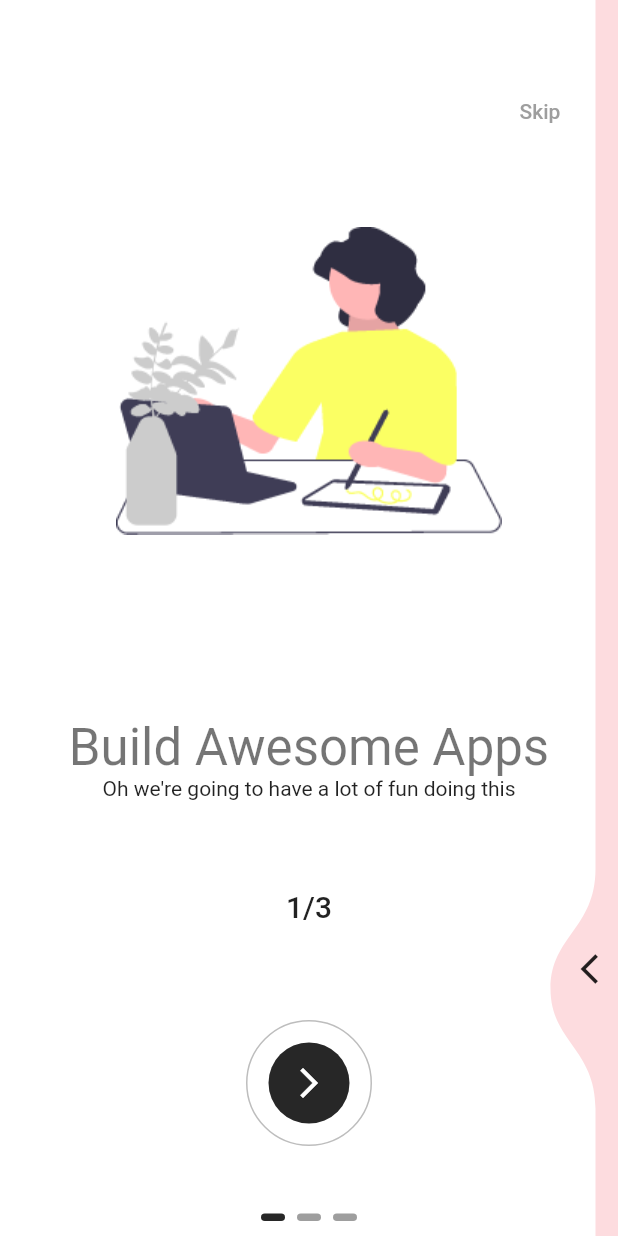
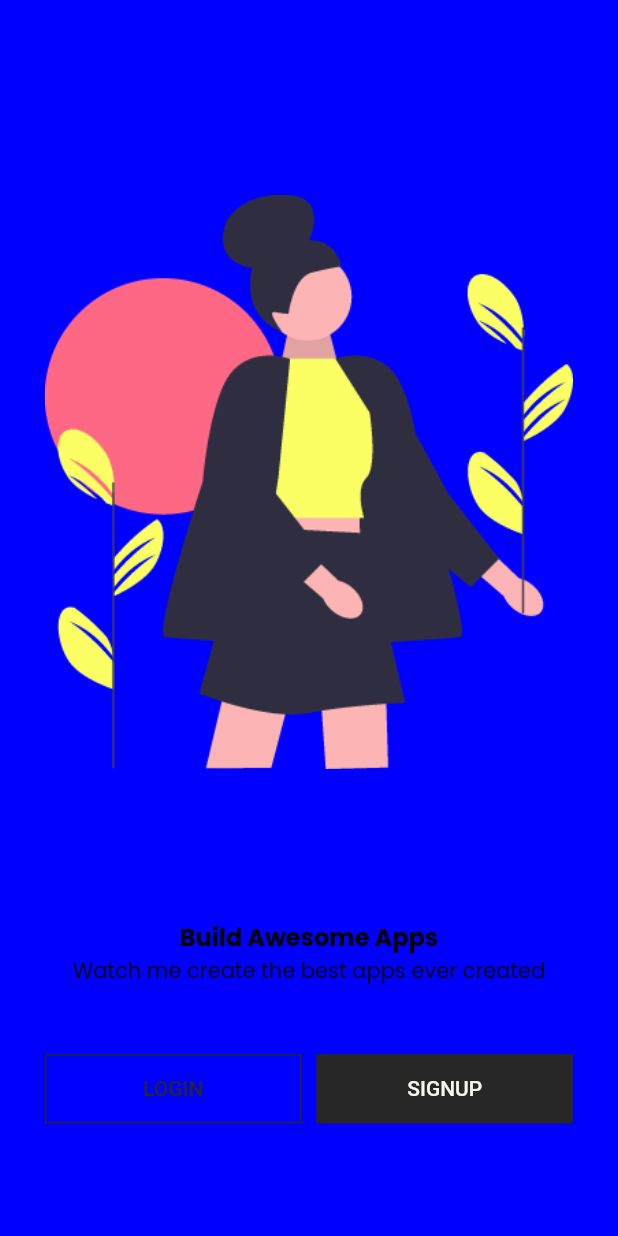
Before and after one commit to nangahamandine/auth, a Flutter app: the screen it shows after launch, on a phone screen of 412 x 824 dp. Run offline on Flutter 3.47's test engine with Material 2 defaults, Android fonts, the phone set to English and light mode, and no system bars; drawn by our look-alikes of liquid_swipe, smooth_page_indicator; our stand-ins replace flutter_svg, get, google_fonts.

Commit message:
New Updates

```diff
--- a/lib/main.dart
+++ b/lib/main.dart
@@ -1,8 +1,8 @@
-import 'package:auth/src/features/authentication/screens/onboarding_screen/onboarding_screen.dart';
 import 'package:auth/src/features/authentication/screens/splash_screen/splash_screen.dart';
 import 'package:auth/src/utils/theme/theme.dart';
 import 'package:flutter/material.dart';
 import 'package:flutter_svg/flutter_svg.dart';
+import 'package:get/get_navigation/src/root/get_material_app.dart';
 
 void main() {
   runApp(const MyApp());
@@ -14,11 +14,11 @@ class MyApp extends StatelessWidget {
   // This widget is the root of your application.
   @override
   Widget build(BuildContext context) {
-    return MaterialApp(
+    return GetMaterialApp(
       theme: AppTheme.lightTheme,
       darkTheme: AppTheme.darkTheme,
       themeMode: ThemeMode.system,
-      home: OnBoardingScreen(),
+      home: SplashScreen(),
     );
   }
 }
--- /dev/null
+++ b/lib/src/common_widgets/fade_in_animation/animation_design.dart
@@ -0,0 +1,40 @@
+import 'package:flutter/material.dart';
+import 'package:get/get.dart';
+import 'package:get/get_core/src/get_main.dart';
+import 'package:get/get_state_manager/src/rx_flutter/rx_obx_widget.dart';
+
+import '../../constants/image_strings.dart';
+import 'fade_in_animation_controller.dart';
+import 'fade_in_animation_model.dart';
+
+class FadeInAnimation extends StatelessWidget {
+  FadeInAnimation({
+    super.key,
+    required this.durationInMs,
+    required this.child,
+    this.animatePosition,
+  });
+
+  final controller = Get.put(FadeInAnimationController());
+  final int durationInMs;
+  final AnimatePosition? animatePosition;
+  final Widget child;
+
+  @override
+  Widget build(BuildContext context) {
+    return Obx(() => AnimatedPositioned(
+      duration: Duration(milliseconds: durationInMs),
+      top: controller.animate.value ? animatePosition!.topAfter : animatePosition!.topBefore,
+      left: controller.animate.value ? animatePosition!.leftAfter : animatePosition!.leftBefore,
+      bottom: controller.animate.value ? animatePosition!.bottomAfter : animatePosition!.bottomBefore,
+      right: controller.animate.value ? animatePosition!.rightAfter : animatePosition!.rightBefore,
+      child: AnimatedOpacity(
+        duration: Duration(milliseconds: durationInMs),
+        opacity: controller.animate.value ? 1 : 0,
+        child: child,
+        // child: Image(image: AssetImage(SplashTopIcon),),
+      ),
+    ),
+    );
+  }
+}
--- /dev/null
+++ b/lib/src/common_widgets/fade_in_animation/fade_in_animation_model.dart
@@ -0,0 +1,16 @@
+
+class AnimatePosition {
+  final double? topBefore, bottomBefore, leftBefore, rightBefore;
+  final double? topAfter, bottomAfter, leftAfter, rightAfter;
+
+  AnimatePosition ({
+    this.topBefore,
+    this.bottomBefore,
+    this.leftBefore,
+    this.rightBefore,
+    this.topAfter,
+    this.bottomAfter,
+    this.leftAfter,
+    this.rightAfter,
+  });
+}
--- a/lib/src/constants/image_strings.dart
+++ b/lib/src/constants/image_strings.dart
@@ -7,3 +7,5 @@ const String SplashImage = "assets/images/splash2.png";
 const String OnboardingImage1 = "assets/images/onboarding1.png";
 const String OnboardingImage2 = "assets/images/onboarding2.png";
 const String OnboardingImage3 = "assets/images/onboarding3.png";
+
+const String WelcomeScreenImage = "assets/images/welcome_screen_image.png";
--- a/lib/src/constants/sizes.dart
+++ b/lib/src/constants/sizes.dart
@@ -1,3 +1,4 @@
 
 const DefaultSize = 30.0;
 const SplashContainerSize = 30.0;
+const ButtonHeight = 15.0;
--- a/lib/src/constants/text_strings.dart
+++ b/lib/src/constants/text_strings.dart
@@ -1,9 +1,13 @@
 
+// Generic Text
+String Login = "Login";
+String Signup = "Signup";
 
+// Splash Screen Text
 const String AppName = "Auth";
 const String AppTagLine = "Build Tomorrow Today";
 
-
+// On Boarding Text
 const String OnboardingTitle1 = "Build Awesome Apps";
 const String OnboardingTitle2 = "It Only Gets Better";
 const String OnboardingTitle3 = "The Future Is Here";
@@ -13,3 +17,7 @@ const String OnboardingSubTitle3 = "Oh we're going to have a lot of fun doing th
 const String OnboardingCounter1 = "1/3";
 const String OnboardingCounter2 = "2/3";
 const String OnboardingCounter3 = "3/3";
+
+// Welcome Screen Text
+const String WelcomeTitle = "Build Awesome Apps";
+const String WelcomeSubTitle = "Watch me create the best apps ever created";
--- a/lib/src/features/authentication/controllers/splash_screen_controller.dart
+++ /dev/null
@@ -1,5 +0,0 @@
-import 'package:flutter/material.dart';
-
-class SplashScreenController {
-
-}
--- a/lib/src/features/authentication/models/onboarding_model.dart
+++ b/lib/src/features/authentication/models/onboarding_model.dart
@@ -6,7 +6,6 @@ class OnBoardingModel {
   final String subTitle;
   final String counterText;
   final Color bgColor;
-  final double height;
 
   OnBoardingModel({
     required this.image,
@@ -14,7 +13,6 @@ class OnBoardingModel {
     required this.subTitle,
     required this.counterText,
     required this.bgColor,
-    required this.height,
 });
 
 }
--- a/lib/src/features/authentication/screens/onboarding_screen/onboarding_page_widget.dart
+++ b/lib/src/features/authentication/screens/onboarding_screen/onboarding_page_widget.dart
@@ -13,13 +13,14 @@ class OnBoardingPageWidget extends StatelessWidget {
 
   @override
   Widget build(BuildContext context) {
+    final size = MediaQuery.of(context).size;
     return Container(
       padding: EdgeInsets.all(DefaultSize),
       color: model.bgColor,
       child: Column(
         mainAxisAlignment: MainAxisAlignment.spaceEvenly,
         children: [
-          Image(image: AssetImage(model.image), height: model.height * 0.4,),
+          Image(image: AssetImage(model.image), height: size.height * 0.4,),
           Column(
             children: [
               Text(model.title, style: Theme.of(context).textTheme.headline4,),
--- a/lib/src/features/authentication/screens/onboarding_screen/onboarding_screen.dart
+++ b/lib/src/features/authentication/screens/onboarding_screen/onboarding_screen.dart
@@ -1,79 +1,35 @@
 import 'package:auth/src/constants/colors.dart';
 import 'package:auth/src/constants/image_strings.dart';
 import 'package:auth/src/constants/text_strings.dart';
+import 'package:auth/src/features/authentication/controllers/onboarding_controller.dart';
 import 'package:auth/src/features/authentication/models/onboarding_model.dart';
 import 'package:flutter/material.dart';
+import 'package:get/get_state_manager/src/rx_flutter/rx_obx_widget.dart';
 import 'package:liquid_swipe/liquid_swipe.dart';
 import 'package:smooth_page_indicator/smooth_page_indicator.dart';
 import 'onboarding_page_widget.dart';
 
-class OnBoardingScreen extends StatefulWidget {
+class OnBoardingScreen extends StatelessWidget {
   OnBoardingScreen({Key? key}) : super(key: key);
 
   @override
-  State<OnBoardingScreen> createState() => _OnBoardingScreenState();
-}
-
-class _OnBoardingScreenState extends State<OnBoardingScreen> {
-  final controller = LiquidController();
-
-  int currentPage = 0;
-
-  @override
   Widget build(BuildContext context) {
-    final size = MediaQuery.of(context).size;
-
-    final pages = [
-      OnBoardingPageWidget(
-        model: OnBoardingModel(
-          image: OnboardingImage1,
-          title: OnboardingTitle1,
-          subTitle: OnboardingSubTitle1,
-          counterText: OnboardingCounter1,
-          height: size.height,
-          bgColor: OnboardingPage1Color,
-        ),
-      ),
-      OnBoardingPageWidget(
-        model: OnBoardingModel(
-          image: OnboardingImage2,
-          title: OnboardingTitle2,
-          subTitle: OnboardingSubTitle2,
-          counterText: OnboardingCounter2,
-          height: size.height,
-          bgColor: OnboardingPage2Color,
-        ),
-      ),
-      OnBoardingPageWidget(
-        model: OnBoardingModel(
-          image: OnboardingImage3,
-          title: OnboardingTitle3,
-          subTitle: OnboardingSubTitle3,
-          counterText: OnboardingCounter3,
-          height: size.height,
-          bgColor: OnboardingPage3Color,
-        ),
-      )
-    ];
-
+    final obCcontroller = OnBoardingController();
     return Scaffold(
       body: Stack(
         alignment: Alignment.center,
         children: [
           LiquidSwipe(
-            pages: pages,
-            liquidController: controller,
-            onPageChangeCallback: onPageChangedCallback,
+            pages: obCcontroller.pages,
+            liquidController: obCcontroller.controller,
+            onPageChangeCallback: obCcontroller.onPageChangedCallback,
             slideIconWidget: Icon(Icons.arrow_back_ios),
             enableSideReveal: true,
           ),
           Positioned(
             bottom: 60.0,
             child: OutlinedButton(
-              onPressed: (){
-                int nextPage = controller.currentPage + 1;
-                controller.animateToPage(page: nextPage);
-              },
+              onPressed: () => obCcontroller.animateToNextSlide(),
               style: ElevatedButton.styleFrom(
                 side: const BorderSide(color: Colors.black26),
                 shape: const CircleBorder(),
@@ -93,27 +49,23 @@ class _OnBoardingScreenState extends State<OnBoardingScreen> {
             top: 50,
             right: 20,
             child: TextButton(
-              onPressed: ()  => controller.jumpToPage(page: 2),
+              onPressed: ()  => obCcontroller.skip(),
               child: const Text("Skip", style: TextStyle(color: Colors.grey),))
           ),
-          Positioned(
+          Obx(
+            () => Positioned(
               bottom: 10,
               child: AnimatedSmoothIndicator(
                 count: 3,
-              activeIndex: controller.currentPage,
+                activeIndex: obCcontroller.currentPage.value,
                 effect: const WormEffect(
                   activeDotColor: Color(0xFF272727),
                   dotHeight: 5.0,
                 ) ,
-          ))
+            )),
+          )
         ],
       ),
     );
   }
-
-  void onPageChangedCallback(int activePageIndex) {
-    setState(() {
-      currentPage = activePageIndex;
-    });
 }
-}
--- a/lib/src/features/authentication/screens/welcome/welcome_screen.dart
+++ b/lib/src/features/authentication/screens/welcome/welcome_screen.dart
@@ -0,0 +1,83 @@
+import 'package:auth/src/common_widgets/fade_in_animation/fade_in_animation_controller.dart';
+import 'package:auth/src/constants/colors.dart';
+import 'package:auth/src/constants/image_strings.dart';
+import 'package:auth/src/constants/sizes.dart';
+import 'package:auth/src/constants/text_strings.dart';
+import 'package:flutter/material.dart';
+import 'package:get/get.dart';
+import 'package:get/get_core/src/get_main.dart';
+
+import '../../../../common_widgets/fade_in_animation/animation_design.dart';
+import '../../../../common_widgets/fade_in_animation/fade_in_animation_model.dart';
+
+class WelcomeScreen extends StatelessWidget {
+  const WelcomeScreen({Key? key}) : super(key: key);
+
+  @override
+  Widget build(BuildContext context) {
+    final controller = Get.put(FadeInAnimationController());
+    controller.startAnimation();
+
+    var mediaQuery = MediaQuery.of(context);
+    var height = mediaQuery.size.height;
+    var brightness = mediaQuery.platformBrightness;
+    final isDarkMode = brightness == Brightness.dark;
+    return Scaffold(
+      backgroundColor: isDarkMode ? SecondaryColor : PrimaryColor,
+      body: Stack(
+        children: [
+          FadeInAnimation(
+            durationInMs: 1200,
+            animatePosition: AnimatePosition(
+              bottomAfter: 0,
+              bottomBefore: -100,
+              leftBefore: 0,
+              leftAfter: 0,
+              topAfter: 0,
+              topBefore: 0,
+              rightAfter: 0,
+              rightBefore: 0,
+            ),
+            child: Container(
+              padding: EdgeInsets.all(DefaultSize),
+              child: Column(
+                mainAxisAlignment: MainAxisAlignment.spaceEvenly,
+                children: [
+                  Image(image: AssetImage(WelcomeScreenImage),height:height * 0.6),
+                  Column(
+                    children: [
+                      Text(
+                        WelcomeTitle,
+                        style: Theme.of(context).textTheme.headline4,),
+                      Text(
+                        WelcomeSubTitle,
+                        style: Theme.of(context).textTheme.bodyText1,
+                        textAlign: TextAlign.center,),
+                    ],
+                  ),
+                  Row(
+                    children: [
+                      Expanded(
+                        child: OutlinedButton(
+                          onPressed: () {},
+                          child: Text(Login.toUpperCase()),
+                        ),
+                      ),
+                      SizedBox(width: 10.0),
+                      Expanded(
+                        child: ElevatedButton(
+                          onPressed: () {},
+                          child: Text(Signup.toUpperCase()),
+                        ),
+                      ),
+                    ],
+                  )
+                ],
+              ),
+            ),
+          ),
+        ],
+      )
+    );
+  }
+}
--- a/lib/src/utils/theme/theme.dart
+++ b/lib/src/utils/theme/theme.dart
@@ -1,21 +1,25 @@
+import 'package:auth/src/utils/theme/widget_themes/elevated_button_theme.dart';
+import 'package:auth/src/utils/theme/widget_themes/outlined_button_theme.dart';
 import 'package:auth/src/utils/theme/widget_themes/text_theme.dart';
 import 'package:flutter/material.dart';
-import 'package:google_fonts/google_fonts.dart';
 
 class AppTheme {
 
   AppTheme._();
 
   static ThemeData lightTheme = ThemeData(
-      brightness: Brightness.light,
-      textTheme: AppTextTheme.lightTextTheme,
-      elevatedButtonTheme: ElevatedButtonThemeData(style: ElevatedButton.styleFrom())
+    brightness: Brightness.light,
+    textTheme: AppTextTheme.lightTextTheme,
+    outlinedButtonTheme: AOutlinedButtonTheme.lightOutlinedButtomTheme,
+    elevatedButtonTheme: AElevatedButtonTheme.lightElevatedButtomTheme,
   );
 
 
   static ThemeData darkTheme = ThemeData(
-      brightness: Brightness.dark,
-      textTheme: AppTextTheme.darkTextTheme,
+    brightness: Brightness.dark,
+    textTheme: AppTextTheme.darkTextTheme,
+    outlinedButtonTheme: AOutlinedButtonTheme.darkOutlinedButtonTheme,
+    elevatedButtonTheme: AElevatedButtonTheme.darkElevatedButtonTheme,
   );
 
 }
--- /dev/null
+++ b/lib/src/utils/theme/widget_themes/elevated_button_theme.dart
@@ -0,0 +1,32 @@
+import 'package:flutter/material.dart';
+
+import '../../../constants/colors.dart';
+import '../../../constants/sizes.dart';
+
+class AElevatedButtonTheme {
+  AElevatedButtonTheme._();
+
+
+  static final lightElevatedButtomTheme = ElevatedButtonThemeData(
+    style: ElevatedButton.styleFrom(
+      elevation: 0,
+      shape: RoundedRectangleBorder(),
+      foregroundColor: WhiteColor,
+      backgroundColor: SecondaryColor,
+      side: BorderSide(color: SecondaryColor),
+      padding: EdgeInsets.symmetric(vertical: ButtonHeight),
+    ),
+  );
+
+  static final darkElevatedButtonTheme = ElevatedButtonThemeData(
+    style: ElevatedButton.styleFrom(
+      elevation: 0,
+      shape: RoundedRectangleBorder(),
+      foregroundColor: SecondaryColor,
+      backgroundColor: WhiteColor,
+      side: BorderSide(color: WhiteColor),
+      padding: EdgeInsets.symmetric(vertical: ButtonHeight),
+    ),
+  );
+
+}
--- /dev/null
+++ b/lib/src/utils/theme/widget_themes/outlined_button_theme.dart
@@ -0,0 +1,28 @@
+import 'package:flutter/material.dart';
+
+import '../../../constants/colors.dart';
+import '../../../constants/sizes.dart';
+
+class AOutlinedButtonTheme {
+  AOutlinedButtonTheme._();
+
+
+  static final lightOutlinedButtomTheme = OutlinedButtonThemeData(
+    style: OutlinedButton.styleFrom(
+      shape: RoundedRectangleBorder(),
+      foregroundColor: SecondaryColor,
+      side: BorderSide(color: SecondaryColor),
+      padding: EdgeInsets.symmetric(vertical: ButtonHeight),
+    ),
+  );
+
+  static final darkOutlinedButtonTheme = OutlinedButtonThemeData(
+    style: OutlinedButton.styleFrom(
+      shape: RoundedRectangleBorder(),
+      foregroundColor: WhiteColor,
+      side: BorderSide(color: WhiteColor),
+      padding: EdgeInsets.symmetric(vertical: ButtonHeight),
+    ),
+  );
+
+}
--- a/lib/src/utils/theme/widget_themes/text_theme.dart
+++ b/lib/src/utils/theme/widget_themes/text_theme.dart
@@ -1,3 +1,4 @@
+import 'package:auth/src/constants/colors.dart';
 import 'package:flutter/material.dart';
 import 'package:google_fonts/google_fonts.dart';
 
@@ -5,24 +6,25 @@ import 'package:google_fonts/google_fonts.dart';
 class AppTextTheme {
 
   static TextTheme lightTextTheme = TextTheme(
-      headline2:GoogleFonts.montserrat(
-        color: Colors.black87,
-      ),
-      subtitle2: GoogleFonts.poppins(
-        color: Colors.black54,
-        fontSize: 24,
-      )
+    headline1: GoogleFonts.montserrat(fontSize: 28.0, fontWeight: FontWeight.bold, color: DarkColor),
+    headline2: GoogleFonts.montserrat(fontSize: 24.0, fontWeight: FontWeight.bold, color: DarkColor),
+    headline3: GoogleFonts.poppins(fontSize: 24.0, fontWeight: FontWeight.w700, color: DarkColor),
+    headline4: GoogleFonts.poppins(fontSize: 16.0, fontWeight: FontWeight.w700, color: DarkColor),
+    headline5: GoogleFonts.poppins(fontSize: 14.0, fontWeight: FontWeight.w600, color: DarkColor),
+    headline6: GoogleFonts.poppins(fontSize: 14.0, fontWeight: FontWeight.w600, color: DarkColor),
+    bodyText1: GoogleFonts.poppins(fontSize: 14.0, fontWeight: FontWeight.normal, color: DarkColor),
+    bodyText2: GoogleFonts.poppins(fontSize: 14.0, fontWeight: FontWeight.normal, color: DarkColor),
   );
 
 
   static TextTheme darkTextTheme = TextTheme(
-      headline2:GoogleFonts.montserrat(
-        color: Colors.white,
-      ),
-      subtitle2: GoogleFonts.poppins(
-        color: Colors.white,
-        fontSize: 24,
-      )
+    headline1: GoogleFonts.montserrat(fontSize: 28.0, fontWeight: FontWeight.bold, color: WhiteColor),
+    headline2: GoogleFonts.montserrat(fontSize: 24.0, fontWeight: FontWeight.bold, color: WhiteColor),
+    headline3: GoogleFonts.poppins(fontSize: 24.0, fontWeight: FontWeight.w700, color: WhiteColor),
+    headline4: GoogleFonts.poppins(fontSize: 16.0, fontWeight: FontWeight.w700, color: WhiteColor),
+    headline5: GoogleFonts.poppins(fontSize: 14.0, fontWeight: FontWeight.w600, color: WhiteColor),
+    headline6: GoogleFonts.poppins(fontSize: 14.0, fontWeight: FontWeight.w600, color: WhiteColor),
+    bodyText1: GoogleFonts.poppins(fontSize: 14.0, fontWeight: FontWeight.normal, color: WhiteColor),
+    bodyText2: GoogleFonts.poppins(fontSize: 14.0, fontWeight: FontWeight.normal, color: WhiteColor),
   );
-
 }
```
Also changed, not shown: lib/src/common_widgets/fade_in_animation/fade_in_animation_controller.dart (added, +23 -0 lines), lib/src/features/authentication/controllers/onboarding_controller.dart (+51 -0 lines), lib/src/features/authentication/screens/splash_screen/splash_screen.dart (+31 -42 lines), assets/images/welcome_screen_image.png (added). Lines whose indentation alone changed are shown as unchanged.
